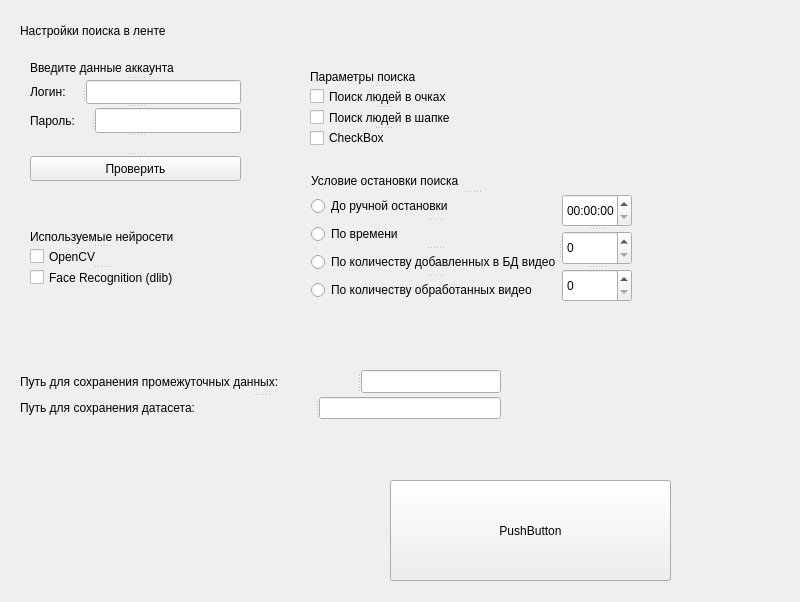
This is GUI/XMLs/FeedSettings.ui in CheIlovek/TTdwnld as Qt 5 draws it before an edit. The edited form follows.
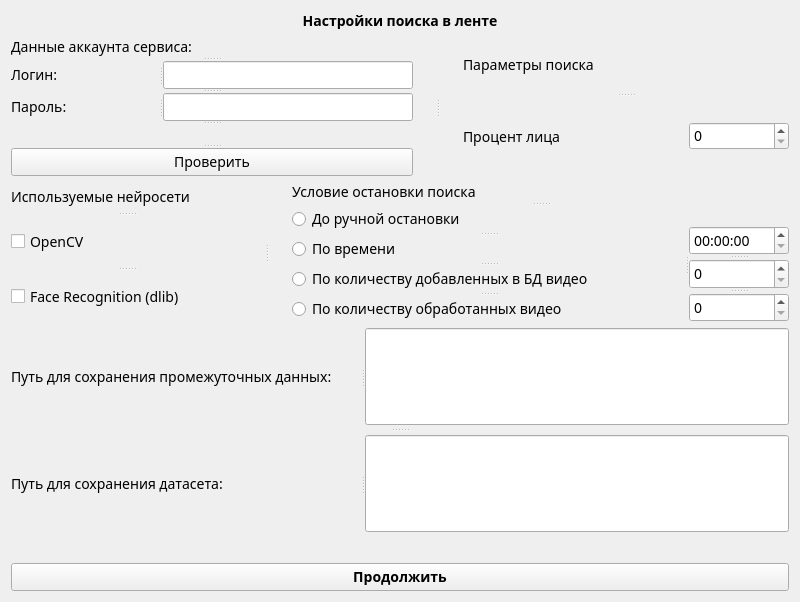
This is the edited form.

```diff
--- a/GUI/XMLs/FeedSettings.ui
+++ b/GUI/XMLs/FeedSettings.ui
@@ -13,143 +13,79 @@
   <property name="windowTitle">
    <string>Form</string>
   </property>
+  <property name="styleSheet">
+   <string notr="true">QSplitter[objectName*=&quot;b_&quot;] {
+	padding: 10px;
+	border: 1px solid #000000;
+	border-radius: 4px;
+}
+QLabel[objectName*=&quot;b_&quot;] {
+	Font-weight: 600;
+	vertical-align:top
+}
+* {
+	font-family:Montserrat;
+	font-size:14px;
+}
+
+
+
+</string>
+  </property>
   <property name="locale">
    <locale language="Russian" country="Russia"/>
   </property>
-  <widget class="QPushButton" name="button_next">
-   <property name="geometry">
-    <rect>
-     <x>390</x>
-     <y>480</y>
-     <width>281</width>
-     <height>101</height>
-    </rect>
-   </property>
-   <property name="text">
-    <string>PushButton</string>
-   </property>
-  </widget>
-  <widget class="QSplitter" name="splitter_search_settings">
-   <property name="geometry">
-    <rect>
-     <x>310</x>
-     <y>70</y>
-     <width>145</width>
-     <height>76</height>
-    </rect>
-   </property>
-   <property name="orientation">
-    <enum>Qt::Orientation::Vertical</enum>
-   </property>
-   <widget class="QLabel" name="label_6">
+  <layout class="QVBoxLayout" name="verticalLayout">
+   <item>
+    <widget class="QLabel" name="label_4">
+     <property name="maximumSize">
+      <size>
+       <width>16777215</width>
+       <height>30</height>
+      </size>
+     </property>
+     <property name="styleSheet">
+      <string notr="true">Font-weight: bold;
+</string>
+     </property>
     <property name="text">
-     <string>Параметры поиска</string>
-    </property>
-   </widget>
-   <widget class="QSplitter" name="splitter_5">
-    <property name="orientation">
-     <enum>Qt::Orientation::Vertical</enum>
-    </property>
-    <widget class="QCheckBox" name="checkBox_3">
-     <property name="text">
-      <string>Поиск людей в очках</string>
+      <string>Настройки поиска в ленте</string>
+     </property>
+     <property name="alignment">
+      <set>Qt::AlignmentFlag::AlignCenter</set>
+     </property>
+     <property name="textInteractionFlags">
+      <set>Qt::TextInteractionFlag::NoTextInteraction</set>
      </property>
     </widget>
-    <widget class="QCheckBox" name="checkBox_4">
-     <property name="text">
-      <string>Поиск людей в шапке</string>
-     </property>
-    </widget>
-    <widget class="QCheckBox" name="checkBox_5">
-     <property name="text">
-      <string>CheckBox</string>
-     </property>
-    </widget>
-   </widget>
-  </widget>
-  <widget class="QSplitter" name="splitter_AI">
-   <property name="geometry">
-    <rect>
-     <x>30</x>
-     <y>230</y>
-     <width>144</width>
-     <height>56</height>
-    </rect>
-   </property>
+   </item>
+   <item>
+    <widget class="QSplitter" name="splitter_11">
    <property name="orientation">
-    <enum>Qt::Orientation::Vertical</enum>
-   </property>
-   <widget class="QLabel" name="label_5">
-    <property name="text">
-     <string>Используемые нейросети</string>
-    </property>
-   </widget>
-   <widget class="QSplitter" name="splitter_3">
-    <property name="orientation">
-     <enum>Qt::Orientation::Vertical</enum>
-    </property>
-    <widget class="QCheckBox" name="checkBox_OpenCV">
-     <property name="text">
-      <string>OpenCV</string>
+      <enum>Qt::Orientation::Horizontal</enum>
+     </property>
+     <property name="opaqueResize">
+      <bool>true</bool>
+     </property>
+     <property name="handleWidth">
+      <number>50</number>
+     </property>
+     <property name="childrenCollapsible">
+      <bool>false</bool>
      </property>
-    </widget>
-    <widget class="QCheckBox" name="checkBox_face_rec">
-     <property name="text">
-      <string>Face Recognition (dlib)</string>
-     </property>
-    </widget>
-   </widget>
-  </widget>
-  <widget class="QSplitter" name="spliter_paths">
-   <property name="geometry">
-    <rect>
-     <x>20</x>
-     <y>370</y>
-     <width>481</width>
-     <height>49</height>
-    </rect>
-   </property>
+     <widget class="QSplitter" name="b_splitter_account">
    <property name="orientation">
     <enum>Qt::Orientation::Vertical</enum>
    </property>
-   <widget class="QSplitter" name="splitter_7">
-    <property name="orientation">
-     <enum>Qt::Orientation::Horizontal</enum>
-    </property>
-    <widget class="QLabel" name="label_8">
+      <widget class="QLabel" name="b_label_3">
+       <property name="maximumSize">
+        <size>
+         <width>16777215</width>
+         <height>30</height>
+        </size>
+       </property>
      <property name="text">
-      <string>Путь для сохранения промежуточных данных:</string>
-     </property>
-    </widget>
-    <widget class="QLineEdit" name="lineEdit_buff_path"/>
-   </widget>
-   <widget class="QSplitter" name="splitter_9">
-    <property name="orientation">
-     <enum>Qt::Orientation::Horizontal</enum>
-    </property>
-    <widget class="QLabel" name="label_9">
-     <property name="text">
-      <string>Путь для сохранения датасета:</string>
-     </property>
-    </widget>
-    <widget class="QLineEdit" name="lineEdit_save_path"/>
-   </widget>
-  </widget>
-  <widget class="QSplitter" name="splitter_account">
-   <property name="geometry">
-    <rect>
-     <x>30</x>
-     <y>60</y>
-     <width>211</width>
-     <height>121</height>
-    </rect>
-   </property>
-   <property name="orientation">
-    <enum>Qt::Orientation::Vertical</enum>
-   </property>
-   <widget class="QLabel" name="label_3">
-    <property name="text">
-     <string>Введите данные аккаунта</string>
+        <string>Данные аккаунта сервиса:</string>
     </property>
    </widget>
    <widget class="QSplitter" name="splitter">
@@ -161,7 +97,14 @@
       <string>Логин:</string>
      </property>
     </widget>
-    <widget class="QLineEdit" name="lineEdit_login"/>
+       <widget class="QLineEdit" name="lineEdit_login">
+        <property name="maximumSize">
+         <size>
+          <width>250</width>
+          <height>16777215</height>
+         </size>
+        </property>
+       </widget>
    </widget>
    <widget class="QSplitter" name="splitter_2">
     <property name="orientation">
@@ -172,9 +115,22 @@
       <string>Пароль:</string>
      </property>
     </widget>
-    <widget class="QLineEdit" name="lineEdit_password"/>
+       <widget class="QLineEdit" name="lineEdit_password">
+        <property name="maximumSize">
+         <size>
+          <width>250</width>
+          <height>16777215</height>
+         </size>
+        </property>
+       </widget>
    </widget>
    <widget class="QLabel" name="label_login_error">
+       <property name="maximumSize">
+        <size>
+         <width>16777215</width>
+         <height>30</height>
+        </size>
+       </property>
     <property name="text">
      <string/>
     </property>
@@ -185,32 +141,103 @@
     </property>
    </widget>
   </widget>
-  <widget class="QLabel" name="label_4">
-   <property name="geometry">
-    <rect>
-     <x>20</x>
-     <y>10</y>
-     <width>211</width>
-     <height>41</height>
-    </rect>
-   </property>
+     <widget class="QSplitter" name="b_splitter_search_settings">
+      <property name="orientation">
+       <enum>Qt::Orientation::Vertical</enum>
+      </property>
+      <widget class="QLabel" name="b_label_6">
    <property name="text">
-    <string>Настройки поиска в ленте</string>
-   </property>
-  </widget>
-  <widget class="QSplitter" name="splitter_10">
-   <property name="geometry">
-    <rect>
-     <x>311</x>
-     <y>171</y>
-     <width>321</width>
-     <height>131</height>
-    </rect>
-   </property>
+        <string>Параметры поиска</string>
+       </property>
+      </widget>
+      <widget class="QSplitter" name="splitter_5">
+       <property name="orientation">
+        <enum>Qt::Orientation::Vertical</enum>
+       </property>
+       <widget class="QWidget" name="layoutWidget">
+        <layout class="QHBoxLayout" name="horizontalLayout">
+         <item>
+          <widget class="QLabel" name="label_10">
+           <property name="text">
+            <string>Процент лица</string>
+           </property>
+          </widget>
+         </item>
+         <item>
+          <widget class="QSpinBox" name="spinBox">
+           <property name="maximumSize">
+            <size>
+             <width>100</width>
+             <height>16777215</height>
+            </size>
+           </property>
+          </widget>
+         </item>
+        </layout>
+       </widget>
+      </widget>
+     </widget>
+    </widget>
+   </item>
+   <item>
+    <widget class="QSplitter" name="splitter_12">
    <property name="orientation">
+      <enum>Qt::Orientation::Horizontal</enum>
+     </property>
+     <property name="handleWidth">
+      <number>50</number>
+     </property>
+     <widget class="QSplitter" name="b_splitter_AI">
+      <property name="maximumSize">
+       <size>
+        <width>16777215</width>
+        <height>106</height>
+       </size>
+      </property>
+      <property name="orientation">
     <enum>Qt::Orientation::Vertical</enum>
    </property>
-   <widget class="QLabel" name="label_7">
+      <widget class="QLabel" name="b_label_5">
+       <property name="maximumSize">
+        <size>
+         <width>16777215</width>
+         <height>30</height>
+        </size>
+       </property>
+       <property name="text">
+        <string>Используемые нейросети</string>
+       </property>
+      </widget>
+      <widget class="QSplitter" name="splitter_3">
+       <property name="orientation">
+        <enum>Qt::Orientation::Vertical</enum>
+       </property>
+       <widget class="QCheckBox" name="checkBox_OpenCV">
+        <property name="text">
+         <string>OpenCV</string>
+        </property>
+       </widget>
+       <widget class="QCheckBox" name="checkBox_dlib">
+        <property name="text">
+         <string>Face Recognition (dlib)</string>
+        </property>
+       </widget>
+      </widget>
+     </widget>
+     <widget class="QSplitter" name="b_splitter_10">
+      <property name="maximumSize">
+       <size>
+        <width>16777215</width>
+        <height>16777215</height>
+       </size>
+      </property>
+      <property name="orientation">
+       <enum>Qt::Orientation::Vertical</enum>
+      </property>
+      <widget class="QLabel" name="b_label_7">
+       <property name="styleSheet">
+        <string notr="true"/>
+       </property>
     <property name="text">
      <string>Условие остановки поиска</string>
     </property>
@@ -245,6 +272,11 @@
      </widget>
     </widget>
     <widget class="QSplitter" name="splitter_6">
+        <property name="styleSheet">
+         <string notr="true">QSplitter {
+	padding-top: 20px
+}</string>
+        </property>
      <property name="orientation">
       <enum>Qt::Orientation::Vertical</enum>
      </property>
@@ -257,7 +289,7 @@
       </property>
       <property name="maximumSize">
        <size>
-        <width>70</width>
+           <width>100</width>
         <height>16777215</height>
        </size>
       </property>
@@ -280,7 +312,7 @@
      <widget class="QSpinBox" name="spinBox_add_limit">
       <property name="maximumSize">
        <size>
-        <width>70</width>
+           <width>100</width>
         <height>16777215</height>
        </size>
       </property>
@@ -288,7 +320,7 @@
      <widget class="QSpinBox" name="spinBox_check_limit">
       <property name="maximumSize">
        <size>
-        <width>70</width>
+           <width>100</width>
         <height>16777215</height>
        </size>
       </property>
@@ -296,6 +328,105 @@
     </widget>
    </widget>
   </widget>
+    </widget>
+   </item>
+   <item>
+    <widget class="QSplitter" name="b_spliter_paths">
+     <property name="maximumSize">
+      <size>
+       <width>855</width>
+       <height>80</height>
+      </size>
+     </property>
+     <property name="orientation">
+      <enum>Qt::Orientation::Vertical</enum>
+     </property>
+     <property name="handleWidth">
+      <number>10</number>
+     </property>
+     <property name="childrenCollapsible">
+      <bool>true</bool>
+     </property>
+     <widget class="QSplitter" name="splitter_7">
+      <property name="orientation">
+       <enum>Qt::Orientation::Horizontal</enum>
+      </property>
+      <widget class="QLabel" name="label_8">
+       <property name="maximumSize">
+        <size>
+         <width>350</width>
+         <height>16777215</height>
+        </size>
+       </property>
+       <property name="text">
+        <string>Путь для сохранения промежуточных данных:</string>
+       </property>
+      </widget>
+      <widget class="QLineEdit" name="lineEdit_buff_path">
+       <property name="maximumSize">
+        <size>
+         <width>500</width>
+         <height>16777215</height>
+        </size>
+       </property>
+      </widget>
+     </widget>
+     <widget class="QSplitter" name="splitter_9">
+      <property name="orientation">
+       <enum>Qt::Orientation::Horizontal</enum>
+      </property>
+      <widget class="QLabel" name="label_9">
+       <property name="maximumSize">
+        <size>
+         <width>350</width>
+         <height>16777215</height>
+        </size>
+       </property>
+       <property name="text">
+        <string>Путь для сохранения датасета:</string>
+       </property>
+      </widget>
+      <widget class="QLineEdit" name="lineEdit_save_path">
+       <property name="maximumSize">
+        <size>
+         <width>500</width>
+         <height>16777215</height>
+        </size>
+       </property>
+      </widget>
+     </widget>
+    </widget>
+   </item>
+   <item>
+    <widget class="QLabel" name="label_general_error">
+     <property name="maximumSize">
+      <size>
+       <width>16777215</width>
+       <height>40</height>
+      </size>
+     </property>
+     <property name="text">
+      <string/>
+     </property>
+    </widget>
+   </item>
+   <item>
+    <widget class="QPushButton" name="button_next">
+     <property name="maximumSize">
+      <size>
+       <width>10000</width>
+       <height>50</height>
+      </size>
+     </property>
+     <property name="styleSheet">
+      <string notr="true">Font-weight: bold;</string>
+     </property>
+     <property name="text">
+      <string>Продолжить</string>
+     </property>
+    </widget>
+   </item>
+  </layout>
  </widget>
  <resources/>
  <connections/>
```
Lines whose indentation alone changed are shown as unchanged.
